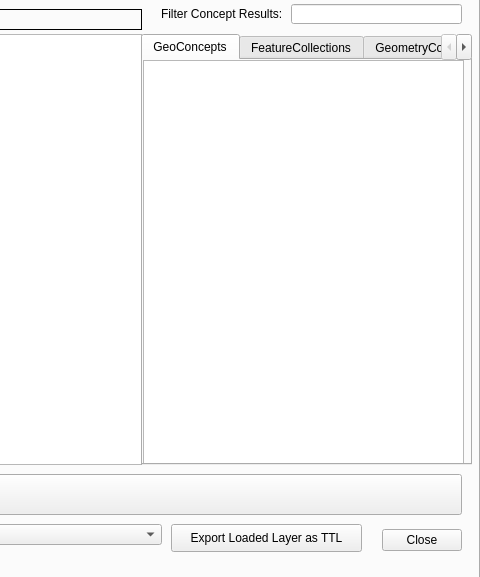
Above: dialogs/ui/sparql_unicorn_dialog_base.ui from sparqlunicorn/sparqlunicornGoesGIS before the change; both pictures show x 651 to 1131 and y 122 to 699 of the 1131 by 699 pixel window. Below: the same form after it.
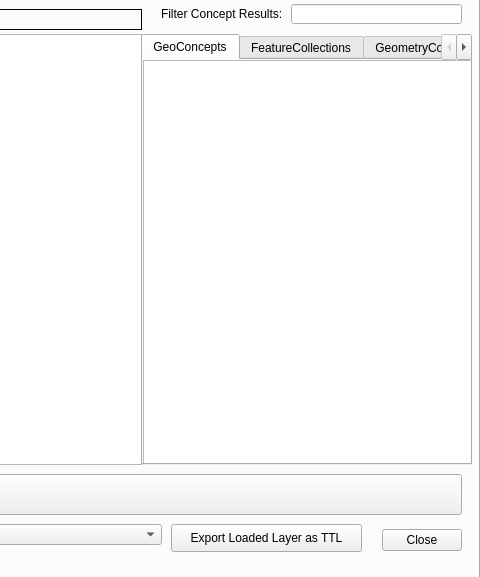
That is the form after the change.

Diff of the .ui file:
```diff
--- a/dialogs/ui/sparql_unicorn_dialog_base.ui
+++ b/dialogs/ui/sparql_unicorn_dialog_base.ui
@@ -495,7 +495,7 @@
         <rect>
          <x>0</x>
          <y>0</y>
-         <width>321</width>
+         <width>331</width>
          <height>411</height>
         </rect>
        </property>
```
